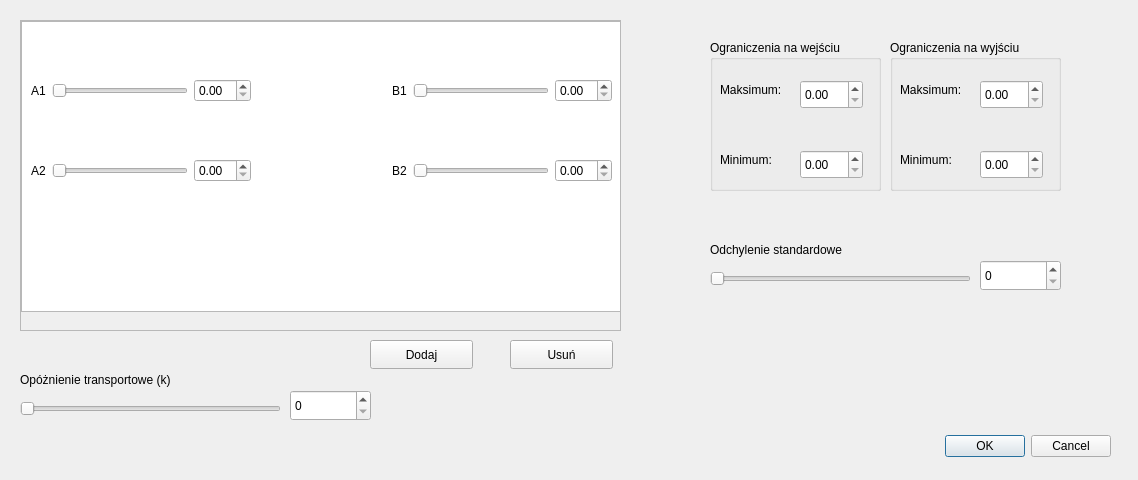
Above: dialogarxcooeficients.ui from KamilWarczekIP/PK-Symulator_UAR before the change. Below: the same form after it.
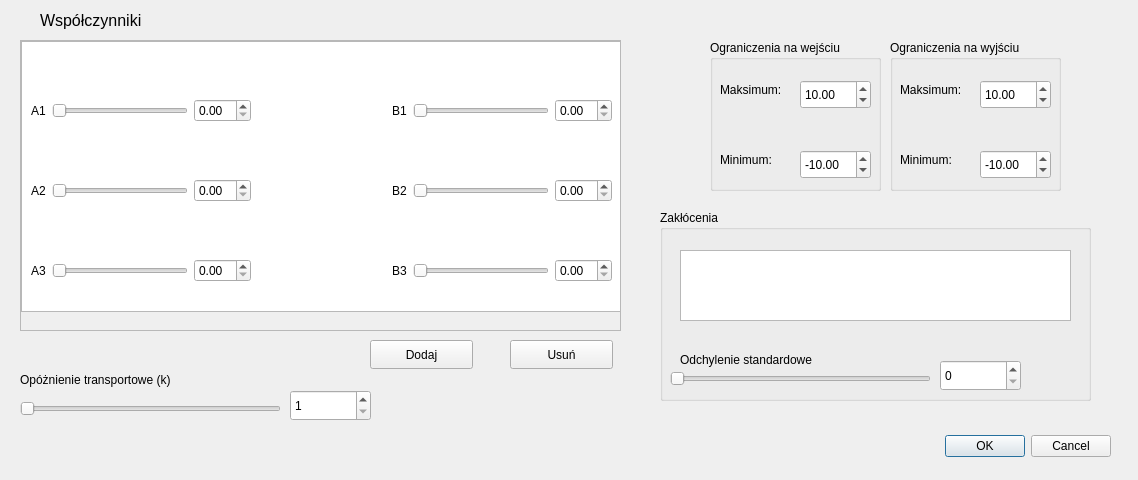
That is the form after the change. Icons and pictures are not drawn.

What changed in the file:
```diff
--- a/dialogarxcooeficients.ui
+++ b/dialogarxcooeficients.ui
@@ -33,9 +33,9 @@
    <property name="geometry">
     <rect>
      <x>20</x>
-     <y>20</y>
+     <y>40</y>
      <width>601</width>
-     <height>311</height>
+     <height>291</height>
     </rect>
    </property>
    <property name="widgetResizable">
@@ -47,7 +47,7 @@
       <x>0</x>
       <y>0</y>
       <width>599</width>
-      <height>309</height>
+      <height>289</height>
      </rect>
     </property>
     <widget class="QListView" name="listView">
@@ -56,7 +56,7 @@
        <x>0</x>
        <y>0</y>
        <width>601</width>
-       <height>291</height>
+       <height>271</height>
       </rect>
      </property>
     </widget>
@@ -178,6 +178,65 @@
       </item>
      </layout>
     </widget>
+    <widget class="QWidget" name="horizontalLayoutWidget_3">
+     <property name="geometry">
+      <rect>
+       <x>10</x>
+       <y>190</y>
+       <width>581</width>
+       <height>80</height>
+      </rect>
+     </property>
+     <layout class="QHBoxLayout" name="horizontalLayout_3">
+      <item>
+       <widget class="QLabel" name="label_11">
+        <property name="text">
+         <string>A3</string>
+        </property>
+       </widget>
+      </item>
+      <item>
+       <widget class="QSlider" name="horizontalSlider_7">
+        <property name="orientation">
+         <enum>Qt::Orientation::Horizontal</enum>
+        </property>
+       </widget>
+      </item>
+      <item>
+       <widget class="QDoubleSpinBox" name="doubleSpinBox_9"/>
+      </item>
+      <item>
+       <spacer name="horizontalSpacer_3">
+        <property name="orientation">
+         <enum>Qt::Orientation::Horizontal</enum>
+        </property>
+        <property name="sizeHint" stdset="0">
+         <size>
+          <width>40</width>
+          <height>20</height>
+         </size>
+        </property>
+       </spacer>
+      </item>
+      <item>
+       <widget class="QLabel" name="label_12">
+        <property name="text">
+         <string>B3</string>
+        </property>
+       </widget>
+      </item>
+      <item>
+       <widget class="QSlider" name="horizontalSlider_8">
+        <property name="orientation">
+         <enum>Qt::Orientation::Horizontal</enum>
+        </property>
+       </widget>
+      </item>
+      <item>
+       <widget class="QDoubleSpinBox" name="doubleSpinBox_10"/>
+      </item>
+     </layout>
+    </widget>
    </widget>
   </widget>
   <widget class="QPushButton" name="pushButton">
@@ -247,6 +306,12 @@
      <height>31</height>
     </rect>
    </property>
+   <property name="minimum">
+    <number>1</number>
+   </property>
+   <property name="value">
+    <number>1</number>
+   </property>
   </widget>
   <widget class="QGroupBox" name="groupBox_2">
    <property name="geometry">
@@ -265,20 +330,29 @@
      <rect>
       <x>90</x>
       <y>40</y>
-      <width>63</width>
+      <width>71</width>
       <height>29</height>
      </rect>
     </property>
+    <property name="value">
+     <double>10.000000000000000</double>
+    </property>
    </widget>
    <widget class="QDoubleSpinBox" name="doubleSpinBox_6">
     <property name="geometry">
      <rect>
       <x>90</x>
       <y>110</y>
-      <width>63</width>
+      <width>71</width>
       <height>29</height>
      </rect>
     </property>
+    <property name="minimum">
+     <double>-99.000000000000000</double>
+    </property>
+    <property name="value">
+     <double>-10.000000000000000</double>
+    </property>
    </widget>
    <widget class="QLabel" name="label_6">
     <property name="geometry">
@@ -324,20 +398,29 @@
      <rect>
       <x>90</x>
       <y>40</y>
-      <width>63</width>
+      <width>71</width>
       <height>29</height>
      </rect>
     </property>
+    <property name="value">
+     <double>10.000000000000000</double>
+    </property>
    </widget>
    <widget class="QDoubleSpinBox" name="doubleSpinBox_8">
     <property name="geometry">
      <rect>
       <x>90</x>
       <y>110</y>
-      <width>63</width>
+      <width>71</width>
       <height>29</height>
      </rect>
     </property>
+    <property name="minimum">
+     <double>-90.000000000000000</double>
+    </property>
+    <property name="value">
+     <double>-10.000000000000000</double>
+    </property>
    </widget>
    <widget class="QLabel" name="label_8">
     <property name="geometry">
@@ -366,40 +449,81 @@
     </property>
    </widget>
   </widget>
-  <widget class="QLabel" name="label_10">
+  <widget class="QGroupBox" name="groupBox_3">
    <property name="geometry">
     <rect>
-     <x>710</x>
-     <y>240</y>
-     <width>211</width>
-     <height>20</height>
+     <x>660</x>
+     <y>210</y>
+     <width>431</width>
+     <height>191</height>
     </rect>
+   </property>
+   <property name="title">
+    <string>Zakłócenia</string>
+   </property>
+   <widget class="QSpinBox" name="spinBox_2">
+    <property name="geometry">
+     <rect>
+      <x>280</x>
+      <y>150</y>
+      <width>81</width>
+      <height>31</height>
+     </rect>
+    </property>
+   </widget>
+   <widget class="QSlider" name="horizontalSlider_6">
+    <property name="geometry">
+     <rect>
+      <x>10</x>
+      <y>160</y>
+      <width>261</width>
+      <height>18</height>
+     </rect>
+    </property>
+    <property name="orientation">
+     <enum>Qt::Orientation::Horizontal</enum>
+    </property>
+   </widget>
+   <widget class="QLabel" name="label_10">
+    <property name="geometry">
+     <rect>
+      <x>20</x>
+      <y>140</y>
+      <width>211</width>
+      <height>20</height>
+     </rect>
+    </property>
+    <property name="text">
+     <string>Odchylenie standardowe</string>
+    </property>
+   </widget>
+   <widget class="QGraphicsView" name="graphicsView">
+    <property name="geometry">
+     <rect>
+      <x>20</x>
+      <y>40</y>
+      <width>391</width>
+      <height>71</height>
+     </rect>
+    </property>
+   </widget>
+  </widget>
+  <widget class="QLabel" name="label_13">
+   <property name="geometry">
+    <rect>
+     <x>40</x>
+     <y>10</y>
+     <width>141</width>
+     <height>21</height>
+    </rect>
+   </property>
+   <property name="font">
+    <font>
+     <pointsize>12</pointsize>
+    </font>
    </property>
    <property name="text">
-    <string>Odchylenie standardowe</string>
-   </property>
-  </widget>
-  <widget class="QSlider" name="horizontalSlider_6">
-   <property name="geometry">
-    <rect>
-     <x>710</x>
-     <y>270</y>
-     <width>261</width>
-     <height>18</height>
-    </rect>
-   </property>
-   <property name="orientation">
-    <enum>Qt::Orientation::Horizontal</enum>
-   </property>
-  </widget>
-  <widget class="QSpinBox" name="spinBox_2">
-   <property name="geometry">
-    <rect>
-     <x>980</x>
-     <y>260</y>
-     <width>81</width>
-     <height>31</height>
-    </rect>
+    <string>Współczynniki</string>
    </property>
   </widget>
  </widget>
```
